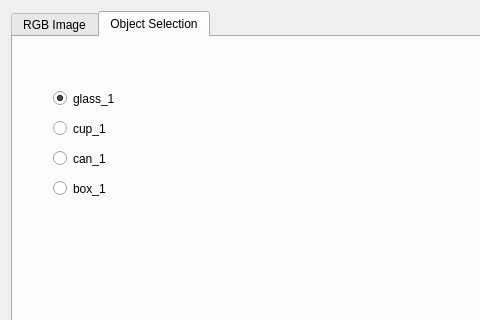
The window that components/graspDSR/src/localUI.ui (robocomp/dsr-graph) describes before a commit, drawn with Qt 5; both pictures show x 0 to 480 and y 0 to 320 of the 716 by 498 pixel window.
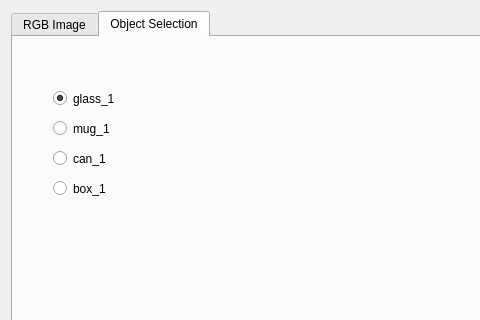
The same window after the commit. The open tabs and pages were chosen to show the change.

Commit message: rename objects in object selection UI to match pose estimation output

What changed in the file:
```diff
--- a/components/graspDSR/src/localUI.ui
+++ b/components/graspDSR/src/localUI.ui
@@ -76,7 +76,7 @@
         </rect>
        </property>
        <property name="text">
-        <string>cup_1</string>
+        <string>mug_1</string>
        </property>
        <attribute name="buttonGroup">
         <string notr="true">object_sel_group</string>
```
Left out of the diff: 2 changed lines with no effect on the pictures.
